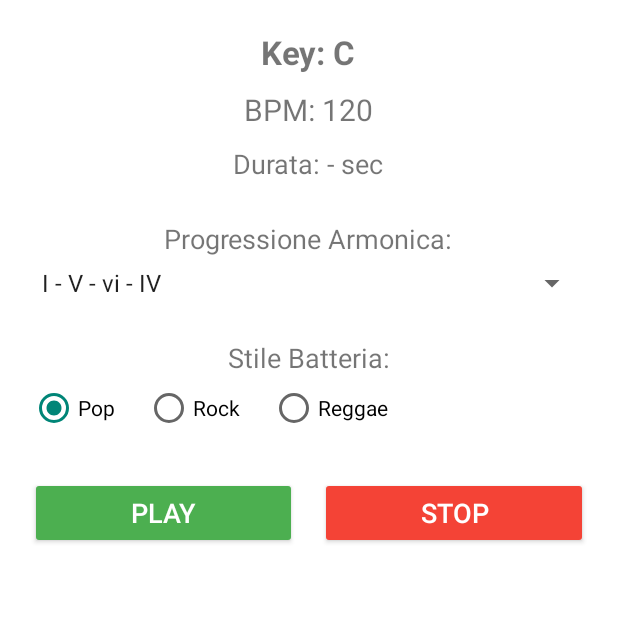
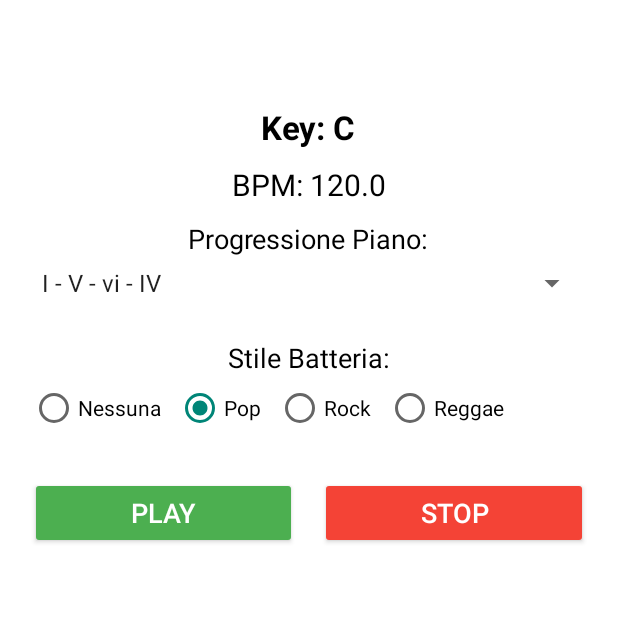
Before and after one commit to matteobross/Esame2, an Android app built with Jetpack Compose: the ArrangerActivity screen opened directly, with no data from a screen before it, after a tap on "PLAY", on a phone screen of 412 x 824 dp, the top half of it. Run offline under Robolectric (Android 15) with nearby library versions, the phone set to English and light mode, and no system bars; pictures from the network do not load.

```diff
--- a/app/src/main/java/it/progmob/esame2/ArrangerActivity.kt
+++ b/app/src/main/java/it/progmob/esame2/ArrangerActivity.kt
@@ -21,7 +21,8 @@ class ArrangerActivity : AppCompatActivity() {
 
     // Audio
     private lateinit var soundPool: SoundPool
-    private var mediaPlayer: MediaPlayer? = null
+    // Player per la voce registrata
+    private var voicePlayer: MediaPlayer? = null
 
     // Piano notes
     private val pianoNotes = HashMap<String, Int>()
@@ -36,8 +37,12 @@ class ArrangerActivity : AppCompatActivity() {
     private var isPlaying = false
     private var step = 0
 
-    // VARIABILI MUSICALI ARRIVATE DAL SERVER
-    private var bpm = 120
+    // VARIABILI PER SINCRONIZZAZIONE (Anti-Drift)
+    private var startTime: Long = 0
+    private var totalSixteenthsPlayed: Long = 0
+
+    // VARIABILI MUSICALI
+    private var bpm: Double = 120.0
     private var key = "C"
     private var duration: Double = 0.0
 
@@ -53,46 +58,51 @@ class ArrangerActivity : AppCompatActivity() {
         btnStop = findViewById(R.id.btnStop)
 
         // ------------------------------------------------------------------
-        // 🔥 RICEVI IL JSON DAL SERVER (PlayActivity → ArrangerActivity)
+        // 🔥 1. RICEVI E AGGIORNA I DATI DAL SERVER
         // ------------------------------------------------------------------
         val jsonString = intent.getStringExtra("analysis_json")
 
         if (jsonString != null) {
             try {
                 val json = JSONObject(jsonString)
-
-                bpm = json.optDouble("bpm", 120.0).toInt()
+                bpm = json.optDouble("bpm", 120.0)
                 key = json.optString("key", "C")
                 duration = json.optDouble("duration", 0.0)
-
             } catch (e: Exception) {
                 Toast.makeText(this, "Errore lettura JSON: ${e.message}", Toast.LENGTH_LONG).show()
             }
         }
 
-        // Aggiorna UI
         txtKey.text = "Key: $key"
-        txtBpm.text = "BPM: $bpm"
+        txtBpm.text = String.format("BPM: %.1f", bpm)
 
-        // Progressioni
-        val progressions = listOf("I - V - vi - IV", "ii - V - I", "vi - IV - I - V")
+        // ------------------------------------------------------------------
+        // AGGIUNTA OPZIONE "Nessun Piano"
+        // ------------------------------------------------------------------
+        // Ora la lista include esplicitamente "Nessun Piano" all'inizio
+        val progressions = listOf("Nessun Piano", "I - V - vi - IV", "ii - V - I", "vi - IV - I - V")
+
         spinnerProgression.adapter = ArrayAdapter(
             this,
             android.R.layout.simple_spinner_item,
             progressions
         )
+        // Selezioniamo la prima progressione vera (indice 1) di default
+        spinnerProgression.setSelection(1)
 
-        // Setup SoundPool
+        // Setup Audio
         soundPool = SoundPool.Builder().setMaxStreams(12).build()
         loadPianoNotes()
         loadDrumSamples()
 
-        // CARICA L’AUDIO ORIGINALE (loop)
-        val audioPath = intent.getStringExtra("audioPath")
-        if (audioPath != null) {
-            mediaPlayer = MediaPlayer().apply {
-                setDataSource(audioPath)
-                isLooping = true
+        // ------------------------------------------------------------------
+        // 🔥 2. CARICA LA VOCE IN LOOP
+        // ------------------------------------------------------------------
+        val voicePath = intent.getStringExtra("voice_path")
+        if (voicePath != null) {
+            voicePlayer = MediaPlayer().apply {
+                setDataSource(voicePath)
+                isLooping = true  // LOOP ATTIVO
                 prepare()
             }
         }
@@ -102,7 +112,60 @@ class ArrangerActivity : AppCompatActivity() {
     }
 
     // -------------------------------------------------------
-    // LOAD SAMPLES
+    // START / STOP
+    // -------------------------------------------------------
+
+    private fun startAll() {
+        if (isPlaying) return
+        isPlaying = true
+
+        step = 0
+        totalSixteenthsPlayed = 0
+        startTime = System.currentTimeMillis()
+
+        voicePlayer?.start()
+        handler.post(loopRunnable)
+    }
+
+    private fun stopAll() {
+        isPlaying = false
+        handler.removeCallbacks(loopRunnable)
+
+        if (voicePlayer != null && voicePlayer!!.isPlaying) {
+            voicePlayer?.pause()
+        }
+        voicePlayer?.seekTo(0)
+    }
+
+    // -------------------------------------------------------
+    // ENGINE SINCRONIZZATO
+    // -------------------------------------------------------
+
+    private val loopRunnable = object : Runnable {
+        override fun run() {
+            if (!isPlaying) return
+
+            playDrums(step)
+            playHarmony(step)
+
+            step = (step + 1) % 16
+            totalSixteenthsPlayed++
+
+            val msPerBeat = 60000.0 / bpm
+            val stepDuration = msPerBeat / 4.0
+
+            val nextExpectedTime = startTime + (stepDuration * totalSixteenthsPlayed).toLong()
+            val now = System.currentTimeMillis()
+
+            var delay = nextExpectedTime - now
+            if (delay < 0) delay = 0
+
+            handler.postDelayed(this, delay)
+        }
+    }
+
+    // -------------------------------------------------------
+    // CARICAMENTO SUONI
     // -------------------------------------------------------
 
     private fun loadPianoNotes() {
@@ -127,42 +190,7 @@ class ArrangerActivity : AppCompatActivity() {
     }
 
     // -------------------------------------------------------
-    // MAIN LOOP
-    // -------------------------------------------------------
-
-    private fun startAll() {
-        if (isPlaying) return
-        isPlaying = true
-        step = 0
-
-        mediaPlayer?.start()
-        startLoop()
-    }
-
-    private fun stopAll() {
-        isPlaying = false
-        mediaPlayer?.pause()
-        mediaPlayer?.seekTo(0)
-    }
-
-    private fun startLoop() {
-        val stepMs = (60000f / bpm / 4f).toLong()
-
-        handler.post(object : Runnable {
-            override fun run() {
-                if (!isPlaying) return
-
-                playDrums(step)
-                playHarmony(step)
-
-                step = (step + 1) % 16
-                handler.postDelayed(this, stepMs)
-            }
-        })
-    }
-
-    // -------------------------------------------------------
-    // DRUM ENGINE
+    // LOGICA MUSICALE
     // -------------------------------------------------------
 
     private fun playDrums(step: Int) {
@@ -170,22 +198,28 @@ class ArrangerActivity : AppCompatActivity() {
             R.id.radioPop -> "pop"
             R.id.radioRock -> "rock"
             R.id.radioReggae -> "reggae"
+            R.id.radioNone -> "none" // Gestione Muto
             else -> "pop"
         }
 
+        if (style == "none") return // Se è muto, esci subito
+
         when (style) {
             "pop" -> {
+                // MODIFICATO: POP PIÙ LENTO (HiHat solo sugli ottavi)
                 if (step == 0 || step == 8) soundPool.play(kickId,1f,1f,1,0,1f)
                 if (step == 4 || step == 12) soundPool.play(snareId,1f,1f,1,0,1f)
+
+                // HiHat suona solo sui passi pari (0, 2, 4...) invece che sempre
+                if (step % 2 == 0) {
                     soundPool.play(hihatId, 0.4f,0.4f,1,0,1f)
                 }
-
+            }
             "rock" -> {
                 if (step in listOf(0,2,8)) soundPool.play(kickId,1f,1f,1,0,1f)
                 if (step == 4 || step == 12) soundPool.play(snareId,1f,1f,1,0,1f)
                 if (step % 4 == 0) soundPool.play(hihatId,0.4f,0.4f,1,0,1f)
             }
-
             "reggae" -> {
                 if (step == 8) {
                     soundPool.play(kickId,1f,1f,1,0,1f)
@@ -197,17 +231,19 @@ class ArrangerActivity : AppCompatActivity() {
         }
     }
 
-    // -------------------------------------------------------
-    // HARMONY ENGINE
-    // -------------------------------------------------------
+    private fun playHarmony(step: Int) {
+        val selectedIndex = spinnerProgression.selectedItemPosition
 
-    private fun playHarmony(step: Int) {
+        // Se hai scelto "Nessun Piano" (che ora è all'indice 0), non suonare nulla
+        if (selectedIndex == 0) return
+
         if (step % 4 != 0) return
 
-        val progression = when (spinnerProgression.selectedItemPosition) {
-            0 -> listOf("I", "V", "vi", "IV")
-            1 -> listOf("ii", "V", "I")
-            2 -> listOf("vi", "IV", "I", "V")
+        // Mappiamo l'indice dello spinner alla progressione corretta
+        val progression = when (selectedIndex) {
+            1 -> listOf("I", "V", "vi", "IV")
+            2 -> listOf("ii", "V", "I")
+            3 -> listOf("vi", "IV", "I", "V")
             else -> listOf("I", "V", "vi", "IV")
         }
 
@@ -225,7 +261,6 @@ class ArrangerActivity : AppCompatActivity() {
         )
 
         val intervals = semitones[chordType] ?: return
-
         val noteOrder = listOf("C","C#","D","D#","E","F","F#","G","G#","A","A#","B")
         val rootIndex = noteOrder.indexOf(root)
 
@@ -242,30 +277,29 @@ class ArrangerActivity : AppCompatActivity() {
         val majorScale = listOf(0,2,4,5,7,9,11)
 
         val degreeMap = mapOf(
-            "I" to 0,
-            "ii" to 1,
-            "iii" to 2,
-            "IV" to 3,
-            "V" to 4,
-            "vi" to 5,
-            "vii°" to 6
+            "I" to 0, "ii" to 1, "iii" to 2, "IV" to 3,
+            "V" to 4, "vi" to 5, "vii°" to 6
         )
 
         val keyIndex = semitones.indexOf(keyRoot)
         val degIndex = degreeMap[degree] ?: 0
 
-        val rootNote = semitones[(keyIndex + majorScale[degIndex])
+        val rootNote = semitones[(keyIndex + majorScale[degIndex]) % 12]
 
-                % 12]
-
-        val type =
-            when (degree) {
+        val type = when (degree) {
             "I","IV","V" -> "major"
             "ii","iii","vi" -> "minor"
             "vii°" -> "dim"
             else -> "major"
         }
-
         return Pair(rootNote, type)
     }
+
+    override fun onDestroy() {
+        super.onDestroy()
+        stopAll()
+        voicePlayer?.release()
+        voicePlayer = null
+        soundPool.release()
     }
+}
--- a/app/src/main/res/layout/activity_arranger.xml
+++ b/app/src/main/res/layout/activity_arranger.xml
@@ -2,7 +2,8 @@
 <ScrollView xmlns:android="http://schemas.android.com/apk/res/android"
     android:layout_width="match_parent"
     android:layout_height="match_parent"
-    android:background="#FFFFFF">
+    android:background="#FFFFFF"
+    android:paddingTop="50dp">
 
     <LinearLayout
         android:layout_width="match_parent"
@@ -19,6 +20,7 @@
             android:text="Key: -"
             android:textSize="22sp"
             android:textStyle="bold"
+            android:textColor="#000000"
             android:layout_marginBottom="10dp" />
 
         <!-- BPM -->
@@ -28,23 +30,16 @@
             android:layout_height="wrap_content"
             android:text="BPM: -"
             android:textSize="20sp"
+            android:textColor="#000000"
             android:layout_marginBottom="10dp" />
 
-        <!-- DURATION -->
-        <TextView
-            android:id="@+id/txtDuration"
-            android:layout_width="wrap_content"
-            android:layout_height="wrap_content"
-            android:text="Durata: - sec"
-            android:textSize="18sp"
-            android:layout_marginBottom="25dp" />
-
-        <!-- PROGRESSIONE ARMONICA -->
+        <!-- PROGESSIONE -->
         <TextView
             android:layout_width="wrap_content"
             android:layout_height="wrap_content"
-            android:text="Progressione Armonica:"
+            android:text="Progressione Piano:"
             android:textSize="18sp"
+            android:textColor="#000000"
             android:layout_marginBottom="5dp" />
 
         <Spinner
@@ -54,42 +49,60 @@
             android:layout_marginBottom="25dp"
             android:spinnerMode="dropdown" />
 
-        <!-- SELEZIONE BATTERIA -->
+        <!-- BATTERIA -->
         <TextView
             android:layout_width="wrap_content"
             android:layout_height="wrap_content"
             android:text="Stile Batteria:"
             android:textSize="18sp"
+            android:textColor="#000000"
             android:layout_marginBottom="5dp" />
+
+        <HorizontalScrollView
+            android:layout_width="match_parent"
+            android:layout_height="wrap_content"
+            android:layout_marginBottom="30dp">
 
             <RadioGroup
                 android:id="@+id/radioDrums"
-            android:layout_width="match_parent"
+                android:layout_width="wrap_content"
                 android:layout_height="wrap_content"
-            android:orientation="horizontal"
-            android:layout_marginBottom="30dp">
+                android:orientation="horizontal">
+
+                <!-- Opzione NESSUNA -->
+                <RadioButton
+                    android:id="@+id/radioNone"
+                    android:layout_width="wrap_content"
+                    android:layout_height="wrap_content"
+                    android:text="Nessuna"
+                    android:textColor="#000000" />
 
                 <RadioButton
                     android:id="@+id/radioPop"
                     android:layout_width="wrap_content"
                     android:layout_height="wrap_content"
                     android:text="Pop"
-                android:checked="true" />
+                    android:textColor="#000000"
+                    android:checked="true"
+                    android:layout_marginStart="10dp" />
 
                 <RadioButton
                     android:id="@+id/radioRock"
                     android:layout_width="wrap_content"
                     android:layout_height="wrap_content"
                     android:text="Rock"
-                android:layout_marginStart="20dp" />
+                    android:textColor="#000000"
+                    android:layout_marginStart="10dp" />
 
                 <RadioButton
                     android:id="@+id/radioReggae"
                     android:layout_width="wrap_content"
                     android:layout_height="wrap_content"
                     android:text="Reggae"
-                android:layout_marginStart="20dp" />
+                    android:textColor="#000000"
+                    android:layout_marginStart="10dp" />
             </RadioGroup>
+        </HorizontalScrollView>
 
         <!-- PULSANTI -->
         <LinearLayout
```
Also changed, not shown: app/src/main/java/it/progmob/esame2/FileUploader.kt (deleted, +0 -51 lines), app/src/main/java/it/progmob/esame2/HarmonyEngine.kt (deleted, +0 -84 lines), app/src/main/java/it/progmob/esame2/PlayActivity.kt (+9 -4 lines), 107 other files. Lines whose indentation alone changed are shown as unchanged.
